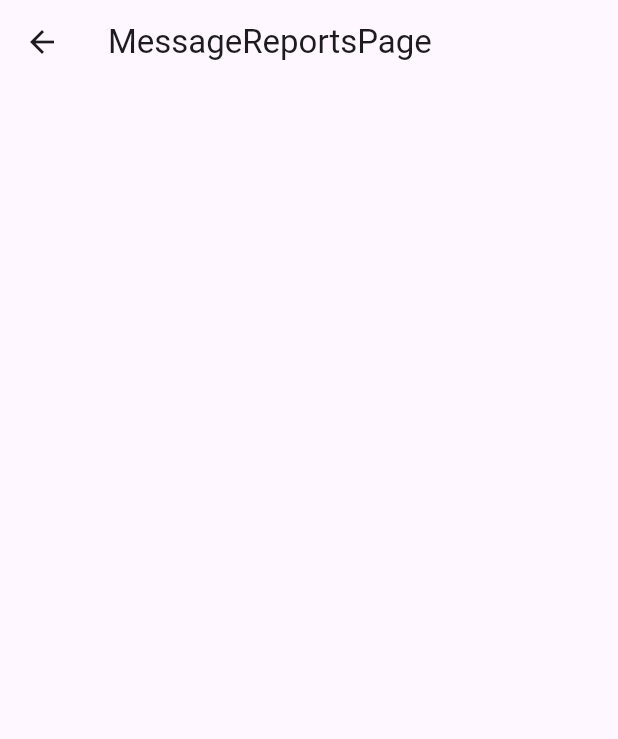
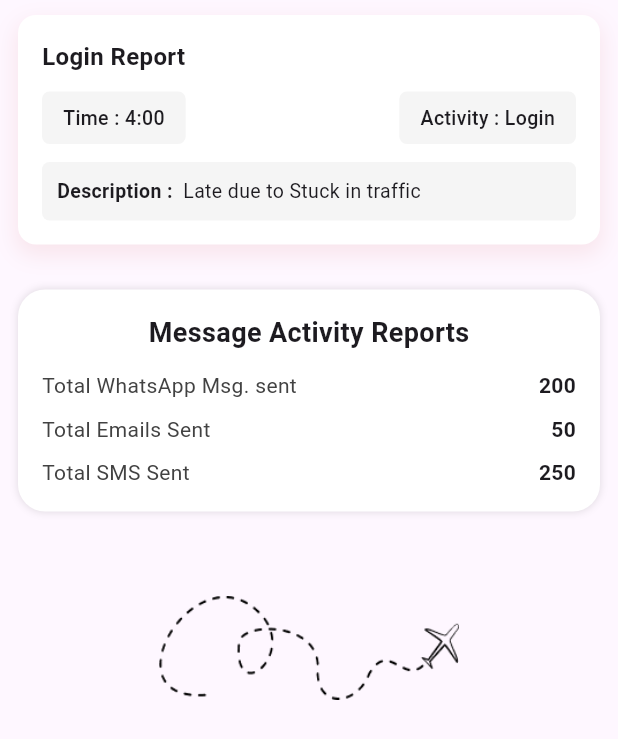
Before and after one commit to Rajankumar9955/CRM, a Flutter app: the MessageReportsPage screen opened directly, on a phone screen of 412 x 824 dp. Shown: the top 739 px of the screen. Run offline on Flutter 3.47's test engine with Material 3 defaults, Android fonts, the phone set to English and light mode, and no system bars; our stand-ins replace percent_indicator.

```diff
--- a/lib/view/home/pages/My_reports/message_reports.dart
+++ b/lib/view/home/pages/My_reports/message_reports.dart
@@ -1,6 +1,3 @@
-
-
-
 import 'package:flutter/material.dart';
 
 class MessageReportsPage extends StatelessWidget {
@@ -8,8 +5,160 @@ class MessageReportsPage extends StatelessWidget {
 
   @override
   Widget build(BuildContext context) {
+    final screenWidth = MediaQuery.of(context).size.width;
+
     return Scaffold(
-      appBar: AppBar(title: Text("MessageReportsPage"),),
+      body: SafeArea(
+        child: SingleChildScrollView(
+          padding:  EdgeInsets.only(top: 10, left: 12, right: 12, bottom: 20),
+          child: Column(
+            crossAxisAlignment: CrossAxisAlignment.start,
+            children: [
+              _buildLoginReport(screenWidth),
+              const SizedBox(height: 30),
+              _buildReportCard(
+                title: 'Message Activity Reports',
+                data: {
+                  'Total WhatsApp Msg. sent': '200',
+                  'Total Emails Sent': '50',
+                  'Total SMS Sent': '250',
+                },
+                screenWidth: screenWidth,
+              ),
+              Center(
+                child: Image.asset(
+                  'assets/plane.png',
+                  width: 200,
+                  height: 150,
+                  fit: BoxFit.contain,
+                ),
+              ),
+            ],
+          ),
+        ),
+      ),
+    );
+  }
+
+  Widget _buildLoginReport(double screenWidth) {
+    return Container(
+      width: screenWidth * 0.97,
+      padding: const EdgeInsets.all(16),
+      decoration: BoxDecoration(
+        color: Colors.white,
+        borderRadius: BorderRadius.circular(12),
+        boxShadow: [
+          BoxShadow(
+            color: const Color.fromARGB(255, 199, 65, 65).withOpacity(0.1),
+            blurRadius: 12,
+            spreadRadius: 1,
+            offset: const Offset(0, 6),
+          ),
+        ],
+      ),
+      child: Column(
+        crossAxisAlignment: CrossAxisAlignment.start,
+        children: [
+          const Text(
+            'Login Report',
+            style: TextStyle(fontSize: 16, fontWeight: FontWeight.bold),
+          ),
+          const SizedBox(height: 12),
+          Row(
+            mainAxisAlignment: MainAxisAlignment.spaceBetween,
+            children: [
+              _infoChip('Time :', '4:00'),
+              _infoChip('Activity :', 'Login'),
+            ],
+          ),
+          const SizedBox(height: 12),
+          Container(
+            padding: const EdgeInsets.symmetric(vertical: 10, horizontal: 10),
+            decoration: BoxDecoration(
+              color: Colors.grey[100],
+              borderRadius: BorderRadius.circular(5),
+            ),
+            child: Row(
+              crossAxisAlignment: CrossAxisAlignment.start,
+              children: const [
+                Text(
+                  'Description :  ',
+                  style: TextStyle(fontWeight: FontWeight.bold, fontSize: 13),
+                ),
+                Expanded(
+                  child: Text(
+                    'Late due to Stuck in traffic',
+                    style: TextStyle(fontSize: 13),
+                    overflow: TextOverflow.ellipsis,
+                    maxLines: 2,
+                  ),
+                ),
+              ],
+            ),
+          ),
+        ],
+      ),
+    );
+  }
+
+  Widget _infoChip(String label, String value) {
+    return Container(
+      padding: const EdgeInsets.symmetric(horizontal: 14, vertical: 8),
+      decoration: BoxDecoration(
+        color: Colors.grey[100],
+        borderRadius: BorderRadius.circular(5),
+      ),
+      child: Text(
+        '$label $value',
+        style: const TextStyle(fontSize: 13, fontWeight: FontWeight.w500),
+      ),
+    );
+  }
+
+  Widget _buildReportCard({
+    required String title,
+    required Map<String, String> data,
+    required double screenWidth,
+  }) {
+    final entries = data.entries.toList();
+
+    return Container(
+      width: screenWidth * 0.97,
+      padding: const EdgeInsets.all(16),
+      margin: const EdgeInsets.only(bottom: 16),
+      decoration: BoxDecoration(
+        color: Colors.white,
+        borderRadius: BorderRadius.circular(18),
+        boxShadow: const [BoxShadow(color: Colors.black12, blurRadius: 4)],
+      ),
+      child: Column(
+        crossAxisAlignment: CrossAxisAlignment.start,
+        children: [
+          Center(
+            child: Text(
+              title,
+              style: const TextStyle(fontSize: 18, fontWeight: FontWeight.bold),
+            ),
+          ),
+          const SizedBox(height: 12),
+          ...List.generate(entries.length, (index) {
+            final entry = entries[index];
+            return Column(
+              children: [
+                Row(
+                  mainAxisAlignment: MainAxisAlignment.spaceBetween,
+                  children: [
+                    Text(entry.key, style: TextStyle(fontSize: 14, color: Colors.grey[800])),
+                    Text(entry.value, style: const TextStyle(fontSize: 14, fontWeight: FontWeight.w600)),
+                  ],
+                ),
+                if (index != entries.length - 1)
+                  const SizedBox(height: 9),
+              ],
+            );
+          }),
+        ],
+      ),
     );
   }
 }
--- a/lib/view/home/pages/home_page.dart
+++ b/lib/view/home/pages/home_page.dart
@@ -2,6 +2,7 @@ import 'package:crm/view/home/pages/Calling_page.dart';
 import 'package:crm/view/home/pages/my_reports_page.dart';
 import 'package:crm/view/home/pages/mycampaign_page.dart';
 import 'package:crm/view/home/pages/notifications_page.dart';
+import 'package:crm/view/home/pages/walking_leads_page.dart';
 import 'package:crm/view/home/pages/walking_leads_form.dart';
 import 'package:flutter/material.dart';
 import 'package:crm/view/home/pages/drawer.dart';
@@ -170,7 +171,9 @@ class _HomePageState extends State<HomePage> with SingleTickerProviderStateMixin
                         child: _buildDashboardCard('My Reports', Icons.folder, const Color(0xFF6B7DB3)),
                       ),
                       GestureDetector(
-                        onTap: () {},
+                        onTap: () {
+                          Navigator.push(context, MaterialPageRoute(builder: (context)=>WalkingLeadsPage()));
+                        },
                         child: _buildDashboardCard('Walking Leads', Icons.directions_walk, const Color(0xFF87CEEB)),
                       ),
                     ],
```
Also changed, not shown: lib/view/home/pages/Walking_Leads/Dispose_content_page.dart (added, +12 -0 lines), lib/view/home/pages/Walking_Leads/Leads_content_page.dart (added, +12 -0 lines), lib/view/home/pages/Walking_Leads/Other_content_page.dart (added, +12 -0 lines), lib/view/home/pages/walking_leads_page.dart (added, +195 -0 lines).
